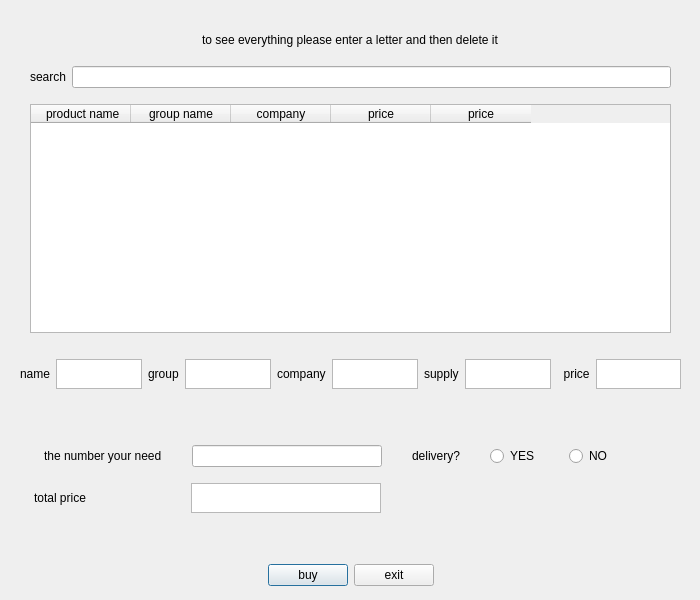
First picture: the form in mbuy.ui, repository melika-ag8/finalfoof, before the edit.
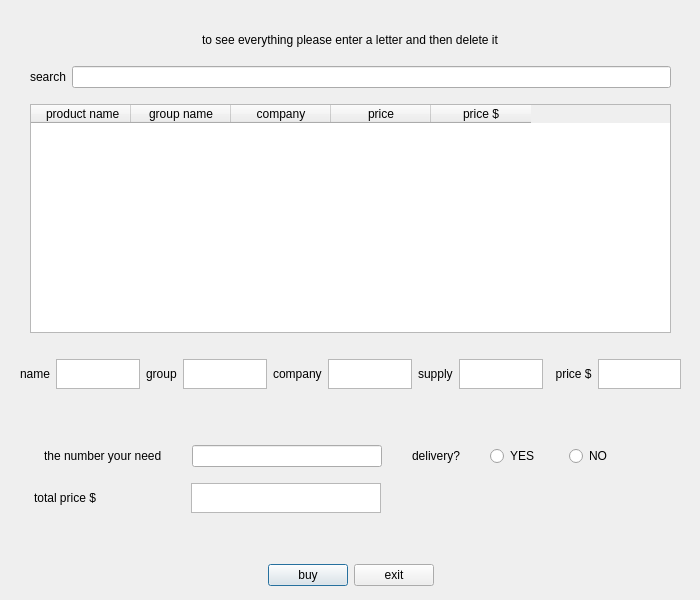
Second picture: the form after the edit. Icons and pictures are not drawn.

```diff
--- a/mbuy.ui
+++ b/mbuy.ui
@@ -228,7 +228,7 @@
             </column>
             <column>
              <property name="text">
-              <string>price</string>
+              <string>price $</string>
              </property>
             </column>
            </widget>
@@ -366,7 +366,7 @@
          </sizepolicy>
         </property>
         <property name="text">
-         <string>  price</string>
+         <string>  price $</string>
         </property>
        </widget>
       </item>
@@ -527,7 +527,7 @@
          </sizepolicy>
         </property>
         <property name="text">
-         <string>total price</string>
+         <string>total price $</string>
         </property>
        </widget>
       </item>
@@ -541,7 +541,7 @@
         </property>
         <property name="sizeHint" stdset="0">
          <size>
-          <width>85</width>
+          <width>75</width>
           <height>20</height>
          </size>
         </property>
```
